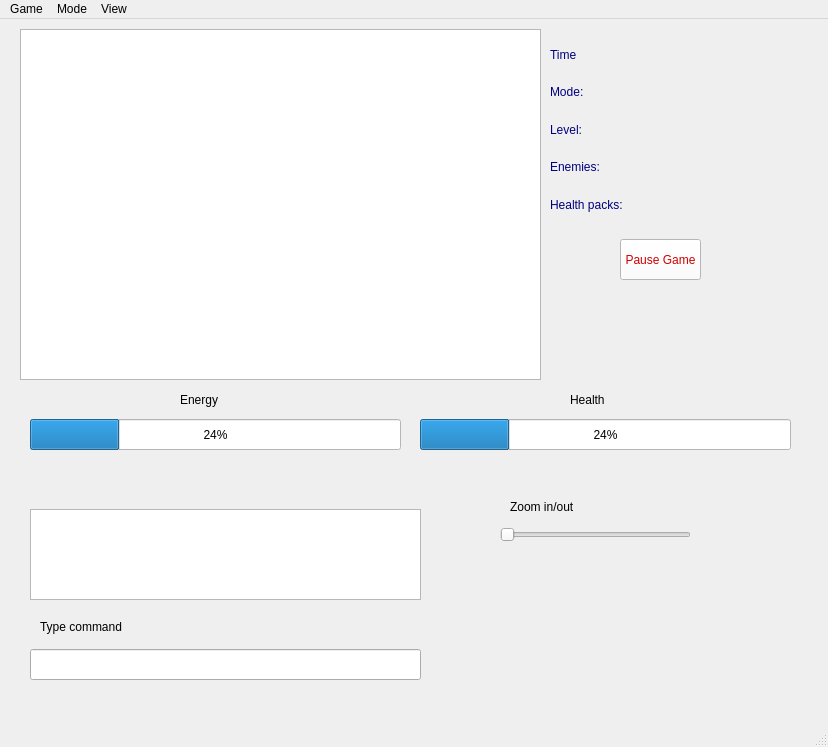
Above: gamewindow.ui from nicogutz/APT-Qt-Game before the change. Below: the same form after it.
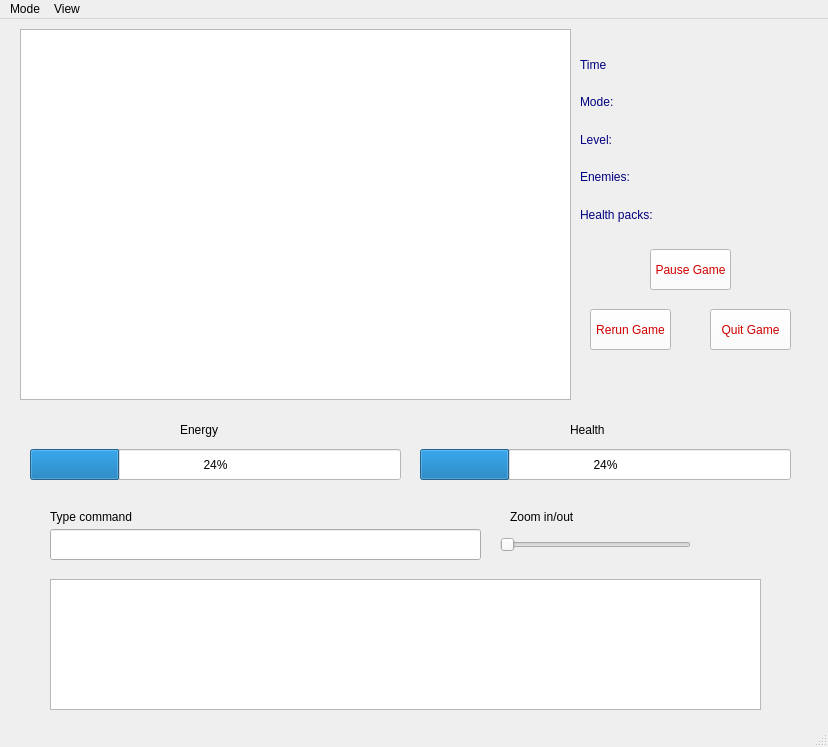
That is the form after the change.

Commit message: GameWindow almost finished

Diff of the .ui file:
```diff
--- a/gamewindow.ui
+++ b/gamewindow.ui
@@ -18,7 +18,7 @@
     <property name="geometry">
      <rect>
       <x>30</x>
-      <y>400</y>
+      <y>430</y>
       <width>371</width>
       <height>31</height>
      </rect>
@@ -55,7 +55,7 @@
     <property name="geometry">
      <rect>
       <x>180</x>
-      <y>370</y>
+      <y>400</y>
       <width>71</width>
       <height>21</height>
      </rect>
@@ -73,7 +73,7 @@
     <property name="geometry">
      <rect>
       <x>420</x>
-      <y>400</y>
+      <y>430</y>
       <width>371</width>
       <height>31</height>
      </rect>
@@ -110,7 +110,7 @@
     <property name="geometry">
      <rect>
       <x>570</x>
-      <y>370</y>
+      <y>400</y>
       <width>71</width>
       <height>21</height>
      </rect>
@@ -128,8 +128,8 @@
    <widget class="QPushButton" name="pause">
     <property name="geometry">
      <rect>
-      <x>620</x>
-      <y>220</y>
+      <x>650</x>
+      <y>230</y>
       <width>81</width>
       <height>41</height>
      </rect>
@@ -146,7 +146,7 @@
     <property name="geometry">
      <rect>
       <x>500</x>
-      <y>500</y>
+      <y>510</y>
       <width>191</width>
       <height>31</height>
      </rect>
@@ -159,7 +159,7 @@
     <property name="geometry">
      <rect>
       <x>510</x>
-      <y>480</y>
+      <y>490</y>
       <width>111</width>
       <height>16</height>
      </rect>
@@ -173,16 +173,16 @@
      <rect>
       <x>20</x>
       <y>10</y>
-      <width>521</width>
-      <height>351</height>
+      <width>551</width>
+      <height>371</height>
      </rect>
     </property>
    </widget>
    <widget class="QWidget" name="layoutWidget">
     <property name="geometry">
      <rect>
-      <x>550</x>
-      <y>20</y>
+      <x>580</x>
+      <y>30</y>
       <width>241</width>
       <height>181</height>
      </rect>
@@ -252,9 +252,9 @@
    <widget class="QLineEdit" name="textEdit">
     <property name="geometry">
      <rect>
-      <x>30</x>
-      <y>630</y>
-      <width>391</width>
+      <x>50</x>
+      <y>510</y>
+      <width>431</width>
       <height>31</height>
      </rect>
     </property>
@@ -262,18 +262,18 @@
    <widget class="QPlainTextEdit" name="plainTextEdit">
     <property name="geometry">
      <rect>
-      <x>30</x>
-      <y>490</y>
-      <width>391</width>
-      <height>91</height>
+      <x>50</x>
+      <y>560</y>
+      <width>711</width>
+      <height>131</height>
      </rect>
     </property>
    </widget>
    <widget class="QLabel" name="label_2">
     <property name="geometry">
      <rect>
-      <x>40</x>
-      <y>600</y>
+      <x>50</x>
+      <y>490</y>
       <width>231</width>
       <height>16</height>
      </rect>
@@ -282,6 +282,40 @@
      <string>Type command</string>
     </property>
    </widget>
+   <widget class="QPushButton" name="rerun_game_2">
+    <property name="geometry">
+     <rect>
+      <x>590</x>
+      <y>290</y>
+      <width>81</width>
+      <height>41</height>
+     </rect>
+    </property>
+    <property name="styleSheet">
+     <string notr="true">color: rgb(208, 0, 0);
+background-color: rgb(255, 255, 255);</string>
+    </property>
+    <property name="text">
+     <string>Rerun Game</string>
+    </property>
+   </widget>
+   <widget class="QPushButton" name="quit_game">
+    <property name="geometry">
+     <rect>
+      <x>710</x>
+      <y>290</y>
+      <width>81</width>
+      <height>41</height>
+     </rect>
+    </property>
+    <property name="styleSheet">
+     <string notr="true">color: rgb(208, 0, 0);
+background-color: rgb(255, 255, 255);</string>
+    </property>
+    <property name="text">
+     <string>Quit Game</string>
+    </property>
+   </widget>
   </widget>
   <widget class="QMenuBar" name="menubar">
    <property name="geometry">
@@ -292,15 +326,6 @@
      <height>21</height>
     </rect>
    </property>
-   <widget class="QMenu" name="game_menu">
-    <property name="title">
-     <string>Game</string>
-    </property>
-    <addaction name="end_game"/>
-    <addaction name="start_game"/>
-    <addaction name="rerun_game"/>
-    <addaction name="save_game"/>
-   </widget>
    <widget class="QMenu" name="mode_menu">
     <property name="title">
      <string>Mode</string>
@@ -316,7 +341,6 @@
     <addaction name="graphical_mode"/>
     <addaction name="colour_mode"/>
    </widget>
-   <addaction name="game_menu"/>
    <addaction name="mode_menu"/>
    <addaction name="view_menu"/>
   </widget>
```
Left out of the diff: 6 changed lines with no effect on the pictures. The commit also changes 5 other files.
